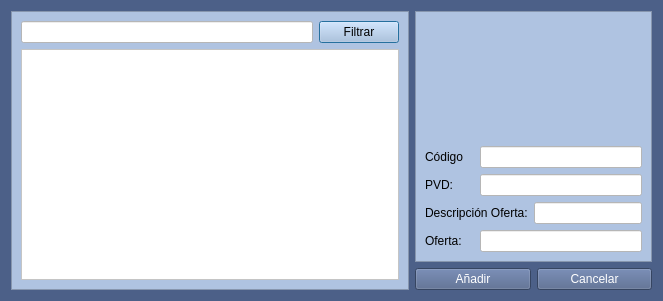
First picture: the form in Almacen/frmasociarproveedor.ui, repository arcnexus/RedFoX, before the edit.
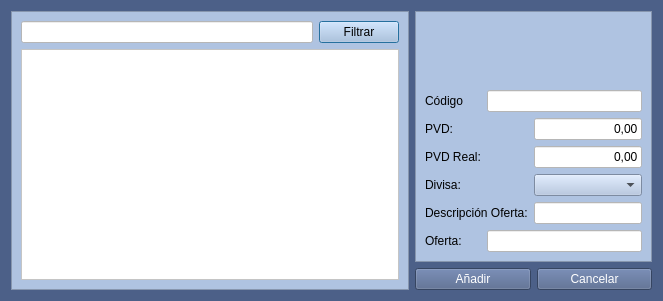
Second picture: the form after the edit. Icons and pictures are not drawn.

The edit to the form file:
```diff
--- a/Almacen/frmasociarproveedor.ui
+++ b/Almacen/frmasociarproveedor.ui
@@ -82,56 +82,21 @@
       <enum>QFrame::Raised</enum>
      </property>
      <layout class="QGridLayout" name="gridLayout_2">
-      <item row="4" column="0">
-       <widget class="QLabel" name="label_4">
+      <item row="3" column="0">
+       <widget class="QLabel" name="label_5">
         <property name="text">
-         <string>Oferta:</string>
+         <string>PVD Real:</string>
         </property>
        </widget>
       </item>
-      <item row="2" column="0">
-       <widget class="QLabel" name="label_2">
-        <property name="text">
-         <string>PVD:</string>
-        </property>
-       </widget>
-      </item>
-      <item row="4" column="1" colspan="2">
-       <widget class="QLineEdit" name="txtOferta">
-        <property name="styleSheet">
-         <string notr="true">background-color: rgb(255, 255, 255);</string>
-        </property>
-       </widget>
-      </item>
-      <item row="1" column="1" colspan="2">
-       <widget class="QLineEdit" name="txtCodigo">
-        <property name="styleSheet">
-         <string notr="true">background-color: rgb(255, 255, 255);</string>
-        </property>
-       </widget>
-      </item>
-      <item row="3" column="2">
+      <item row="5" column="2">
        <widget class="QLineEdit" name="txtDescoferta">
         <property name="styleSheet">
          <string notr="true">background-color: rgb(255, 255, 255);</string>
         </property>
        </widget>
       </item>
-      <item row="1" column="0">
-       <widget class="QLabel" name="label">
-        <property name="text">
-         <string>Código</string>
-        </property>
-       </widget>
-      </item>
-      <item row="2" column="1" colspan="2">
-       <widget class="QLineEdit" name="txtPVD">
-        <property name="styleSheet">
-         <string notr="true">background-color: rgb(255, 255, 255);</string>
-        </property>
-       </widget>
-      </item>
-      <item row="3" column="0" colspan="2">
+      <item row="5" column="0" colspan="2">
        <widget class="QLabel" name="label_3">
         <property name="text">
          <string>Descripción Oferta:</string>
@@ -151,6 +116,77 @@
         </property>
        </spacer>
       </item>
+      <item row="6" column="1" colspan="2">
+       <widget class="QLineEdit" name="txtOferta">
+        <property name="styleSheet">
+         <string notr="true">background-color: rgb(255, 255, 255);</string>
+        </property>
+       </widget>
+      </item>
+      <item row="3" column="2">
+       <widget class="QLineEdit" name="txtPVDReal">
+        <property name="styleSheet">
+         <string notr="true">background-color: rgb(255, 255, 255);</string>
+        </property>
+        <property name="text">
+         <string>0,00</string>
+        </property>
+        <property name="alignment">
+         <set>Qt::AlignRight|Qt::AlignTrailing|Qt::AlignVCenter</set>
+        </property>
+       </widget>
+      </item>
+      <item row="6" column="0">
+       <widget class="QLabel" name="label_4">
+        <property name="text">
+         <string>Oferta:</string>
+        </property>
+       </widget>
+      </item>
+      <item row="1" column="0">
+       <widget class="QLabel" name="label">
+        <property name="text">
+         <string>Código</string>
+        </property>
+       </widget>
+      </item>
+      <item row="1" column="1" colspan="2">
+       <widget class="QLineEdit" name="txtCodigo">
+        <property name="styleSheet">
+         <string notr="true">background-color: rgb(255, 255, 255);</string>
+        </property>
+       </widget>
+      </item>
+      <item row="2" column="0">
+       <widget class="QLabel" name="label_2">
+        <property name="text">
+         <string>PVD:</string>
+        </property>
+       </widget>
+      </item>
+      <item row="2" column="2">
+       <widget class="QLineEdit" name="txtPVD">
+        <property name="styleSheet">
+         <string notr="true">background-color: rgb(255, 255, 255);</string>
+        </property>
+        <property name="text">
+         <string>0,00</string>
+        </property>
+        <property name="alignment">
+         <set>Qt::AlignRight|Qt::AlignTrailing|Qt::AlignVCenter</set>
+        </property>
+       </widget>
+      </item>
+      <item row="4" column="0">
+       <widget class="QLabel" name="label_6">
+        <property name="text">
+         <string>Divisa:</string>
+        </property>
+       </widget>
+      </item>
+      <item row="4" column="2">
+       <widget class="QComboBox" name="cboDivisa"/>
+      </item>
      </layout>
     </widget>
    </item>
```
Left out of the diff: 2 changed lines with no effect on the pictures.
